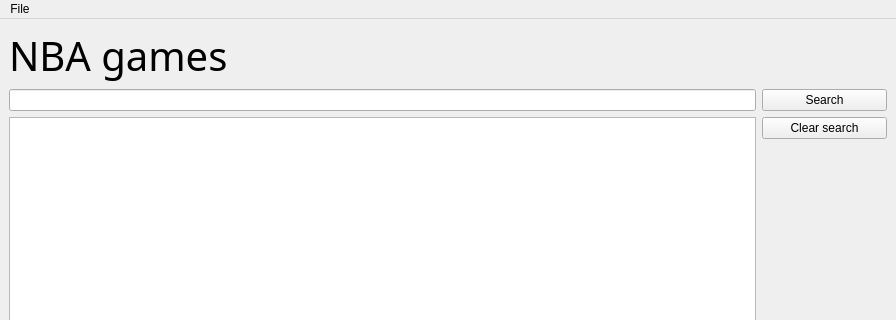
First picture: the form in nba_game/mainwindow.ui, repository Razorlance/dsba-itop2022-hw, before the edit; both pictures show x 0 to 896 and y 0 to 320 of the 896 by 559 pixel window.
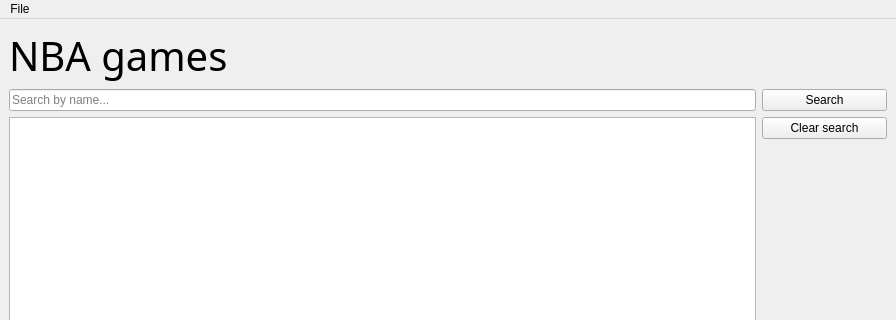
Second picture: the form after the edit. Icons and pictures are not drawn.

Patch:
```diff
--- a/nba_game/mainwindow.ui
+++ b/nba_game/mainwindow.ui
@@ -41,6 +41,9 @@
           <property name="text">
            <string/>
           </property>
+          <property name="placeholderText">
+           <string>Search by name...</string>
+          </property>
          </widget>
         </item>
         <item>
```
